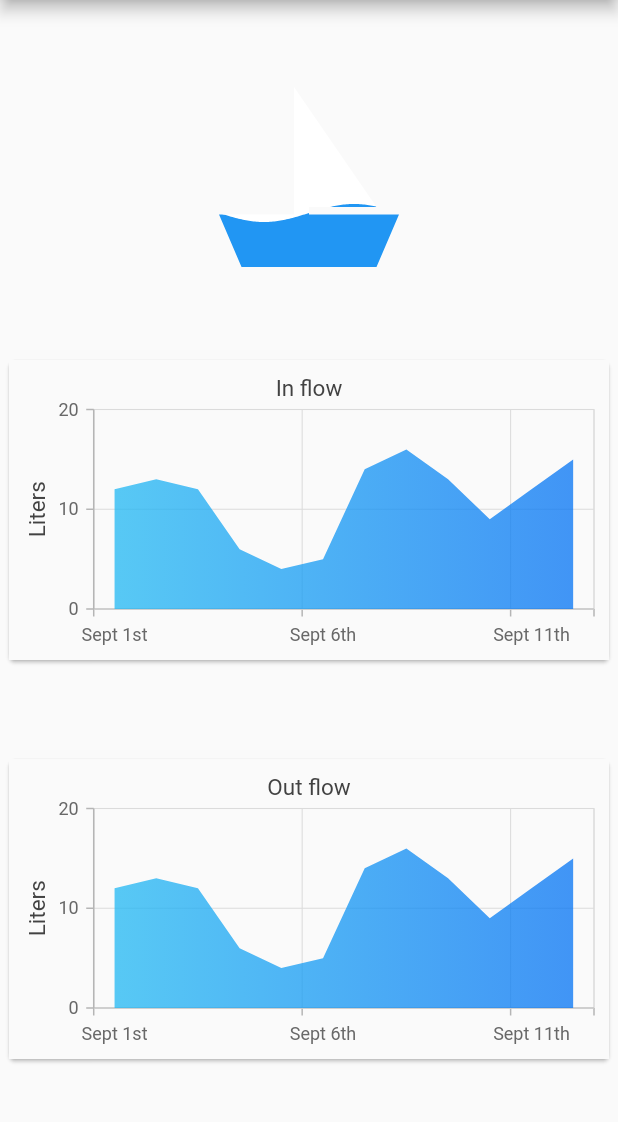
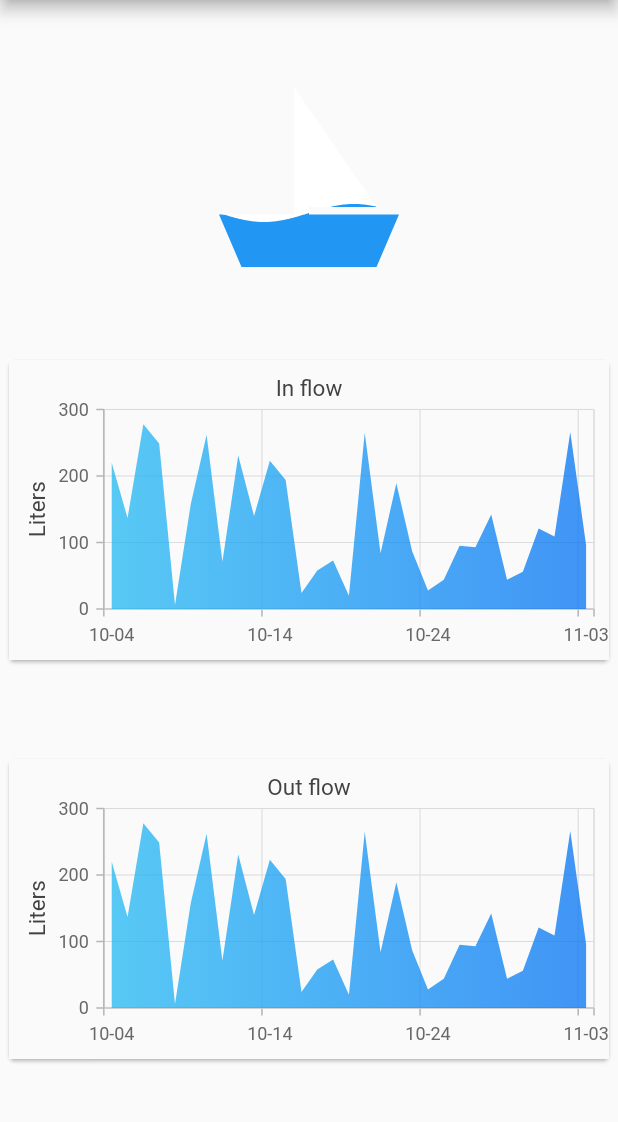
Before and after one commit to Night-Fury2-0/tank_full_app, a Flutter app: the screen it shows after launch, on a phone screen of 412 x 824 dp, the part 84-1206 px from its top. Run offline on Flutter 3.47's test engine with Material 2 defaults, Android fonts, the phone set to English and light mode, and no system bars; our stand-ins replace liquid_progress_indicator, pdf, printing, syncfusion_flutter_charts.

Commit message:
Got 30 days date calculation for grapshs to work. Create function to pass data to graph. With Saleem

```diff
--- /dev/null
+++ b/lib/graph_data.dart
@@ -0,0 +1,45 @@
+import 'dart:math';
+import 'package:intl/intl.dart';
+
+//Function to create a list in order to pass into the graph
+List<GraphData> getdata() {
+  Map<String, double> graphLables = {};
+  var rand = Random();
+  List<GraphData> dataTest = <GraphData>[];
+
+  //Populates the map with dates of past 30 days from today, and random values as "liters"
+  for (int i = 30; i >= 0; i--) {
+    //Gets current day
+    var now = DateTime.now();
+    //Formats the data to Month-Day
+    var formatter = DateFormat('MM-dd');
+    //Gets past 30 days using 'i'
+    var date = DateTime(now.year, now.month, now.day - i);
+
+    //Creates string of the date and formats it
+    String formattedDate = formatter.format(date);
+    //Adding pairs to the map (using a random generator for liter values)
+    graphLables[formattedDate] = rand.nextInt(300).toDouble();
+  }
+
+  //Populate list with the dates and values from the map
+  for (final mapEntry in graphLables.entries) {
+    dataTest.add(GraphData(mapEntry.key, mapEntry.value));
+  }
+
+  print(graphLables);
+
+  return dataTest;
+}
+
+//Create a class just for data
+class GraphData {
+  GraphData(this.day, this.liter);
+
+  String day;
+  double liter;
+}
+
+void main() {
+  getdata();
+}
--- a/lib/line_chart.dart
+++ b/lib/line_chart.dart
@@ -3,6 +3,7 @@ import 'package:flutter/material.dart';
 import 'package:flutter/src/widgets/container.dart';
 import 'package:flutter/src/widgets/framework.dart';
 import 'package:syncfusion_flutter_charts/charts.dart';
+import 'graph_data.dart';
 
 //This is the statefull widget class
 //Extends means we're inheriting from the StateFulWifget class
@@ -20,20 +21,7 @@ class Graph extends StatefulWidget {
 //In here we define data, and it can change state over time.
 //Whenever the data changes, it rebuilds the widget tree (Container and whatever is in it)
 class _GraphState extends State<Graph> {
-  List<GraphData> data = [
-    GraphData('Sept 1st', 12),
-    GraphData('Sept 2nd', 13),
-    GraphData('Sept 3rd', 12),
-    GraphData('Sept 4th', 6),
-    GraphData('Sept 5th', 4),
-    GraphData('Sept 6th', 5),
-    GraphData('Sept 7th', 14),
-    GraphData('Sept 8th', 16),
-    GraphData('Sept 9th', 13),
-    GraphData('Sept 10th', 9),
-    GraphData('Sept 11th', 12),
-    GraphData('Sept 12th', 15)
-  ];
+  List<GraphData> data = getdata();
   @override
 
   //Build function
@@ -60,11 +48,3 @@ class _GraphState extends State<Graph> {
         ]));
   }
 }
-
-//Create a class just for data
-class GraphData {
-  GraphData(this.day, this.liter);
-
-  String day;
-  double liter;
-}
--- a/pubspec.yaml
+++ b/pubspec.yaml
@@ -34,6 +34,7 @@ dependencies:
   #syncfusion_flutter_pdf: ^19.1.55-beta
   path_provider: ^2.0.1
   open_file: ^3.1.0
+  intl: ^0.17.0
 
   screenshot: ^1.2.3
   printing: ^5.9.3
```
Also changed, not shown: pubspec.lock.
